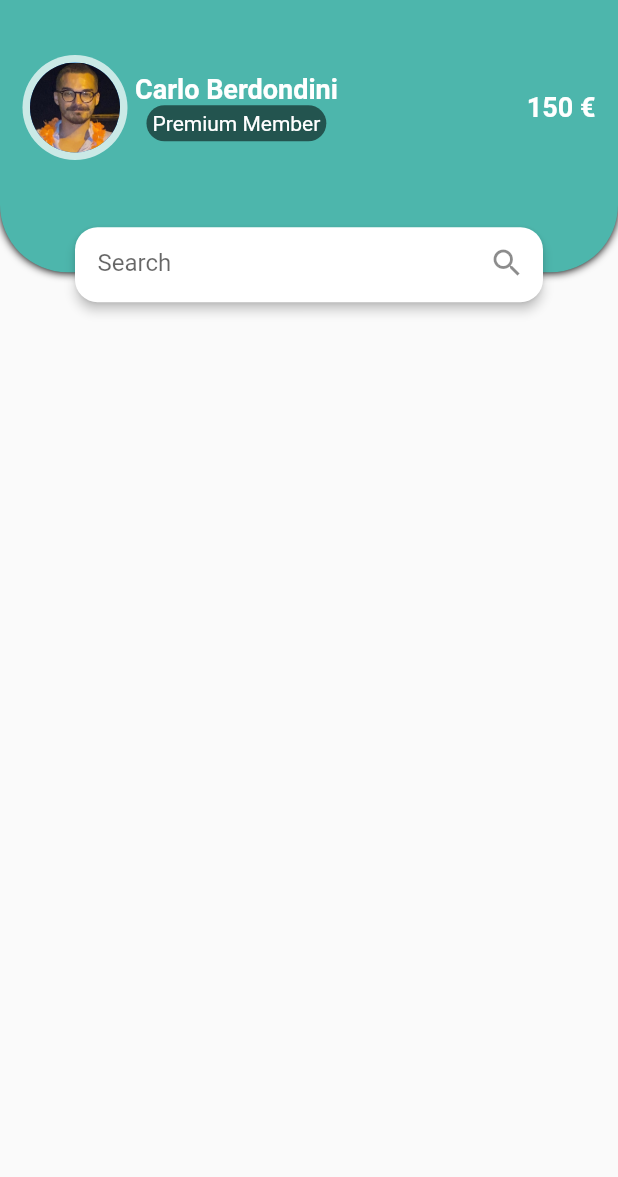
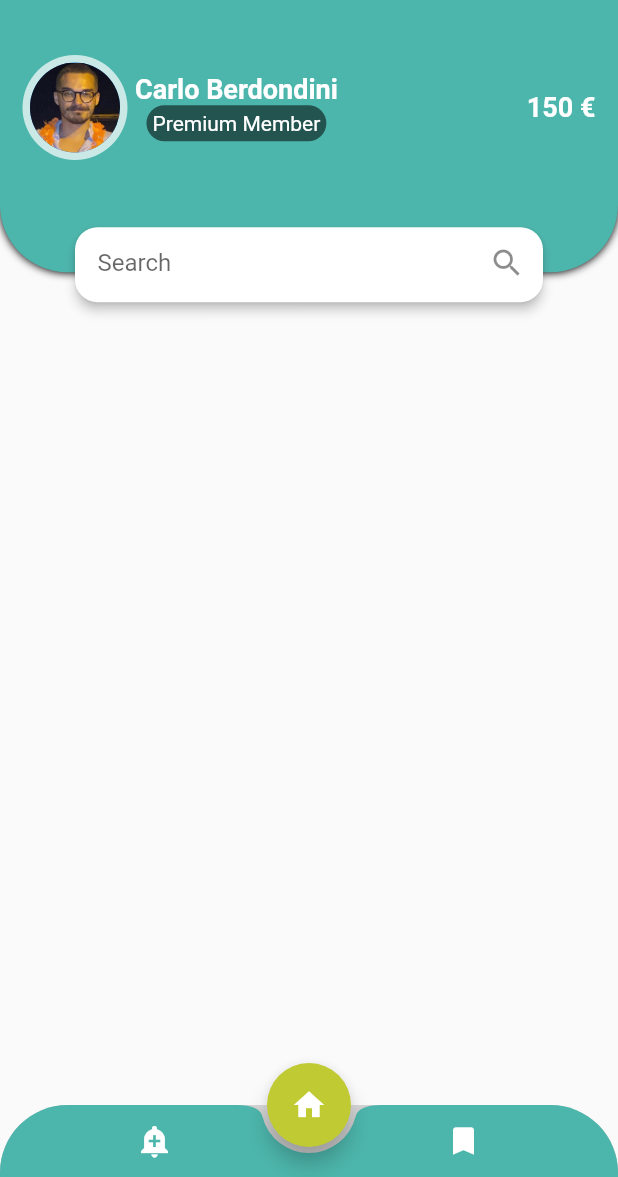
Before and after one commit to carloberd/hamburger_app, a Flutter app: the screen it shows after launch, on a phone screen of 412 x 824 dp, the part 59-1236 px from its top. Run offline on Flutter 3.47's test engine with Material 2 defaults, Android fonts, the phone set to English and light mode, and no system bars.

Commit message:
Add bottom bar

```diff
--- a/lib/main.dart
+++ b/lib/main.dart
@@ -16,6 +16,10 @@ class MyApp extends StatelessWidget {
           color: Colors.teal[300],
           centerTitle: true,
           foregroundColor: Colors.white,
+        ),
+        bottomAppBarColor: Colors.teal[300],
+        floatingActionButtonTheme: FloatingActionButtonThemeData(
+          backgroundColor: Colors.lime[600],
         ),
       ),
       debugShowCheckedModeBanner: false,
@@ -54,6 +58,43 @@ class _HamburgerState extends State<Hamburger> {
           const Header(),
         ],
       ),
+      // Next line make visible all items that goes behind between the floating
+      // button and bottom navigation bar
+      extendBody: true,
+      floatingActionButtonLocation: FloatingActionButtonLocation.centerDocked,
+      floatingActionButton: FloatingActionButton(
+        onPressed: () {},
+        child: const Icon(Icons.home),
+      ),
+      bottomNavigationBar: ClipRRect(
+        borderRadius: const BorderRadius.vertical(
+          top: Radius.circular(45),
+        ),
+        child: Container(
+          color: Colors.black12,
+          child: BottomAppBar(
+            shape: const CircularNotchedRectangle(),
+            child: Row(
+              children: [
+                const Spacer(),
+                IconButton(
+                  onPressed: () {},
+                  icon: const Icon(Icons.add_alert),
+                  color: Colors.white,
+                ),
+                const Spacer(),
+                const Spacer(),
+                IconButton(
+                  onPressed: () {},
+                  icon: const Icon(Icons.bookmark),
+                  color: Colors.white,
+                ),
+                const Spacer(),
+              ],
+            ),
+          ),
+        ),
+      ),
     );
   }
 }
```
